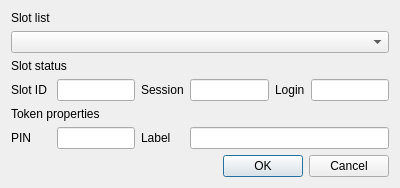
Above: HsmMan/init_token_dlg.ui from jykim74/CryptokiMan before the change. Below: the same form after it.
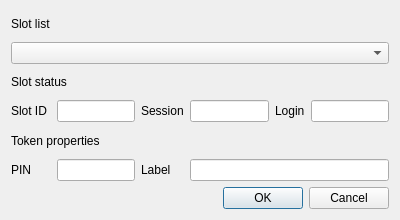
That is the form after the change.

Diff of the .ui file:
```diff
--- a/HsmMan/init_token_dlg.ui
+++ b/HsmMan/init_token_dlg.ui
@@ -7,7 +7,7 @@
     <x>0</x>
     <y>0</y>
     <width>400</width>
-    <height>180</height>
+    <height>220</height>
    </rect>
   </property>
   <property name="windowTitle">
```
Left out of the diff: 2 changed lines with no effect on the pictures.
